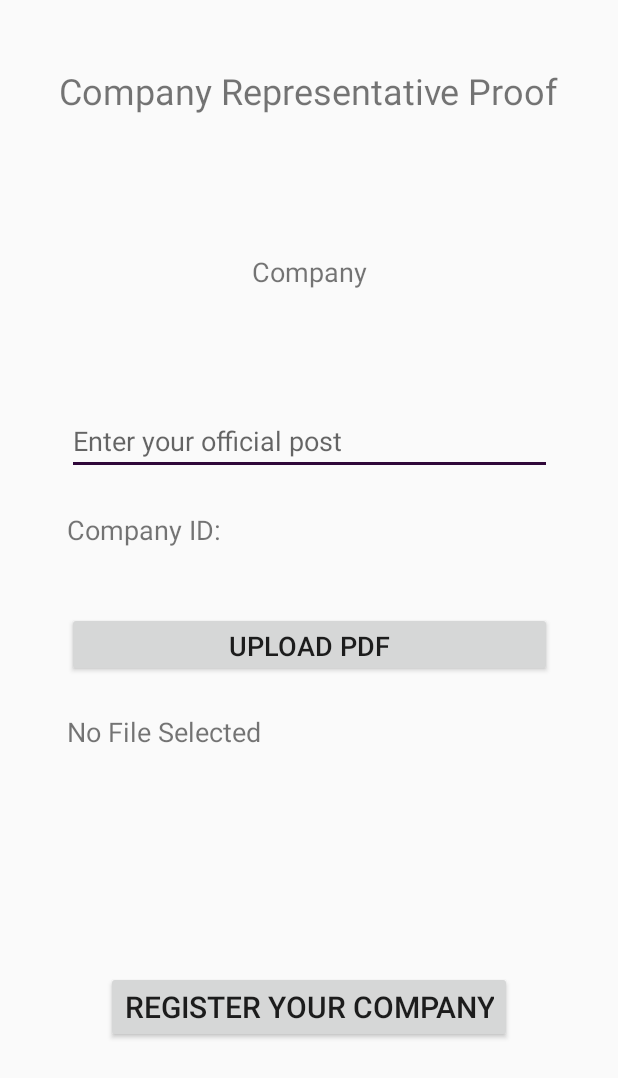
After one commit to 17hardik/newSIH, an Android app: the layout activity_company_proof.xml on its own in the app's theme, with its tools: preview values and no code run, on a phone screen of 412 x 824 dp. The commit adds this screen. Shown: the top 1078 px of the screen. Run offline under Robolectric (Android 15) with nearby library versions, the phone set to English and light mode, and no system bars.

Commit message:
Added Company Representaive proof interface

```diff
--- a/app/src/main/AndroidManifest.xml
+++ b/app/src/main/AndroidManifest.xml
@@ -12,6 +12,8 @@
         android:roundIcon="@mipmap/logo"
         android:supportsRtl="true"
         android:theme="@style/AppTheme">
+        <activity android:name=".companyProof"></activity>
+
         <service
             android:name=".MyFirebaseMessagingService"
             android:enabled="true"
@@ -27,6 +29,7 @@
         <meta-data
             android:name="com.google.firebase.messaging.default_notification_color"
             android:resource="@color/colorAccent" />
+
         <activity android:name=".Change_Phone" />
         <activity android:name=".Update_Certificates" />
         <activity android:name=".Change_Password" />
@@ -43,7 +46,7 @@
         <activity android:name=".Register2" />
         <activity android:name=".MainActivity" />
         <activity android:name=".Register" />
-        <activity android:name=".CreateYourJob"/>
+        <activity android:name=".CreateYourJob" />
         <activity android:name=".Intro">
             <intent-filter>
                 <action android:name="android.intent.action.MAIN" />
--- /dev/null
+++ b/app/src/main/res/layout/activity_company_proof.xml
@@ -0,0 +1,87 @@
+<?xml version="1.0" encoding="utf-8"?>
+<androidx.constraintlayout.widget.ConstraintLayout xmlns:android="http://schemas.android.com/apk/res/android"
+    xmlns:app="http://schemas.android.com/apk/res-auto"
+    xmlns:tools="http://schemas.android.com/tools"
+    android:layout_width="match_parent"
+    android:layout_height="match_parent"
+    tools:context=".companyProof">
+
+    <TextView
+        android:id="@+id/textView2"
+        android:layout_width="wrap_content"
+        android:layout_height="wrap_content"
+        android:layout_marginTop="44dp"
+        android:text="Company Representative Proof"
+        android:textSize="24sp"
+        app:layout_constraintEnd_toEndOf="parent"
+        app:layout_constraintStart_toStartOf="parent"
+        app:layout_constraintTop_toTopOf="parent" />
+
+    <TextView
+        android:id="@+id/textView3"
+        android:layout_width="wrap_content"
+        android:layout_height="wrap_content"
+        android:layout_marginTop="92dp"
+        android:text="Company"
+        android:textSize="18sp"
+        app:layout_constraintEnd_toEndOf="parent"
+        app:layout_constraintStart_toStartOf="parent"
+        app:layout_constraintTop_toBottomOf="@+id/textView2" />
+
+    <EditText
+        android:id="@+id/editText2"
+        android:layout_width="323dp"
+        android:layout_height="43dp"
+        android:layout_marginTop="80dp"
+        android:ems="10"
+        android:hint="Enter your official post"
+        android:inputType="textPersonName"
+        android:textSize="18sp"
+        app:layout_constraintEnd_toEndOf="parent"
+        app:layout_constraintStart_toStartOf="parent"
+        app:layout_constraintTop_toBottomOf="@+id/textView3" />
+
+    <TextView
+        android:id="@+id/textView4"
+        android:layout_width="323dp"
+        android:layout_height="43dp"
+        android:layout_marginTop="24dp"
+        android:text="Company ID:"
+        android:textSize="18sp"
+        app:layout_constraintEnd_toEndOf="parent"
+        app:layout_constraintStart_toStartOf="parent"
+        app:layout_constraintTop_toBottomOf="@+id/editText2" />
+
+    <Button
+        android:id="@+id/button2"
+        android:layout_width="323dp"
+        android:layout_height="43dp"
+        android:layout_marginTop="24dp"
+        android:text="Upload PDF"
+        android:textSize="18sp"
+        app:layout_constraintEnd_toEndOf="parent"
+        app:layout_constraintStart_toStartOf="parent"
+        app:layout_constraintTop_toBottomOf="@+id/textView4" />
+
+    <TextView
+        android:id="@+id/textView5"
+        android:layout_width="323dp"
+        android:layout_height="43dp"
+        android:layout_marginTop="24dp"
+        android:text="No File Selected "
+        android:textSize="18sp"
+        app:layout_constraintEnd_toEndOf="parent"
+        app:layout_constraintStart_toStartOf="parent"
+        app:layout_constraintTop_toBottomOf="@+id/button2" />
+
+    <Button
+        android:id="@+id/button3"
+        android:layout_width="wrap_content"
+        android:layout_height="wrap_content"
+        android:text="Register your Company"
+        android:textSize="20sp"
+        app:layout_constraintBottom_toBottomOf="parent"
+        app:layout_constraintEnd_toEndOf="parent"
+        app:layout_constraintStart_toStartOf="parent"
+        app:layout_constraintTop_toBottomOf="@+id/textView5" />
+</androidx.constraintlayout.widget.ConstraintLayout>
```
Also changed, not shown: app/src/main/java/com/example/sih/CreateYourJob.java (+7 -3 lines), app/src/main/java/com/example/sih/Users1.java (+0 -9 lines), app/src/main/java/com/example/sih/companyProof.java (added, +114 -0 lines), app/src/main/res/layout/activity_create_your_job.xml (+3 -15 lines).
